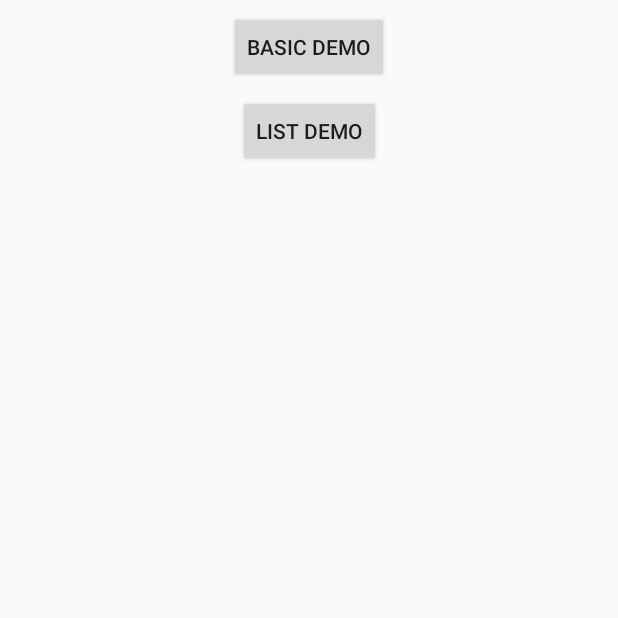
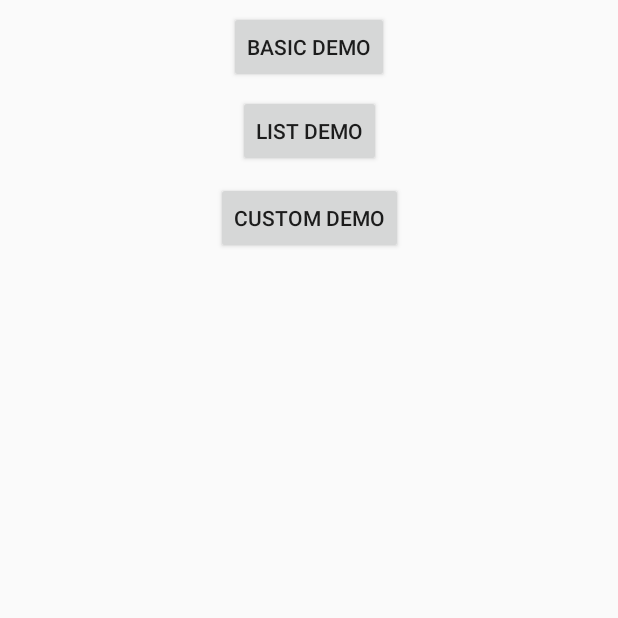
Before and after one commit to sunrongxin7666/DataBindingDemo, an Android app: the screen it shows after launch (StartActivity), on a phone screen of 412 x 824 dp, the top half of it. Run offline under Robolectric (Android 15) with nearby library versions, the phone set to English and light mode, and no system bars.

Commit message:
How to use dataBinding in Custom method

```diff
--- a/app/build.gradle
+++ b/app/build.gradle
@@ -29,6 +29,7 @@ dependencies {
     })
     compile 'com.android.support:appcompat-v7:25.3.1'
     compile 'com.android.support.constraint:constraint-layout:1.0.2'
+    compile 'com.android.support:recyclerview-v7:25.3.1'
+    compile 'com.github.bumptech.glide:glide:3.7.0'
     testCompile 'junit:junit:4.12'
-    compile 'com.android.support:recyclerview-v7:25.3.1'
 }
--- a/app/src/main/AndroidManifest.xml
+++ b/app/src/main/AndroidManifest.xml
@@ -13,7 +13,6 @@
         </activity>
         <activity android:name=".ListActivity">
         </activity>
-
         <activity android:name=".StartActivity">
             <intent-filter>
                 <action android:name="android.intent.action.MAIN"/>
@@ -21,6 +20,8 @@
                 <category android:name="android.intent.category.LAUNCHER"/>
             </intent-filter>
         </activity>
+        <activity android:name=".CustomActivity">
+        </activity>
     </application>
 
 </manifest>
--- a/app/src/main/java/com/example/administrator/databindingdemo/StartActivity.java
+++ b/app/src/main/java/com/example/administrator/databindingdemo/StartActivity.java
@@ -22,4 +22,9 @@ public class StartActivity extends Activity {
 		Intent intent = new Intent(this, ListActivity.class);
 		startActivity(intent);
 	}
+
+	public void gotoCustomDemo(View view) {
+		Intent intent = new Intent(this, CustomActivity.class);
+		startActivity(intent);
+	}
 }
--- a/app/src/main/res/layout/activity_start.xml
+++ b/app/src/main/res/layout/activity_start.xml
@@ -26,11 +26,24 @@
         android:layout_height="wrap_content"
         android:layout_marginLeft="8dp"
         android:layout_marginRight="8dp"
-        android:layout_marginTop="8dp"
-        android:text="list Demo"
+        android:layout_marginTop="66dp"
         android:onClick="gotoListDemo"
+        android:text="Custom Demo"
         app:layout_constraintLeft_toLeftOf="parent"
         app:layout_constraintRight_toRightOf="parent"
-        app:layout_constraintTop_toBottomOf="@+id/button"
-        app:layout_constraintHorizontal_bias="0.501"/>
+        app:layout_constraintTop_toBottomOf="@+id/button"/>
+
+    <Button
+        android:id="@+id/button3"
+        android:layout_width="wrap_content"
+        android:layout_height="wrap_content"
+        android:layout_marginLeft="8dp"
+        android:layout_marginRight="8dp"
+        android:layout_marginTop="8dp"
+        android:onClick="gotoCustomDemo"
+        android:text="list Demo"
+        app:layout_constraintHorizontal_bias="0.501"
+        app:layout_constraintLeft_toLeftOf="parent"
+        app:layout_constraintRight_toRightOf="parent"
+        app:layout_constraintTop_toBottomOf="@+id/button"/>
 </android.support.constraint.ConstraintLayout>
```
Also changed, not shown: app/src/main/java/com/example/administrator/databindingdemo/CustomActivity.java (added, +20 -0 lines), app/src/main/java/com/example/administrator/databindingdemo/DemoBindingAdapter.java (added, +22 -0 lines), app/src/main/java/com/example/administrator/databindingdemo/Student.java (+11 -0 lines), app/src/main/res/layout/activity_custom.xml (added, +27 -0 lines).
